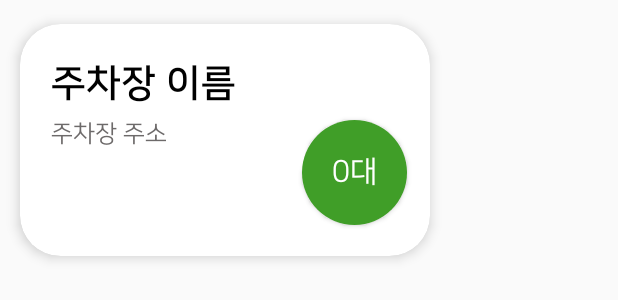
After one commit to Uh-hub/project_nanlina, an Android app: the layout pm_item.xml on its own in the app's theme, with its tools: preview values and no code run, on a phone screen of 412 x 824 dp. The commit adds this screen. Shown: the top 300 px of the screen. Run offline under Robolectric (Android 15) with nearby library versions, the phone set to English and light mode, and no system bars.

Commit message:
Add PM Info 1

```diff
--- /dev/null
+++ b/app/src/main/res/drawable/round9.xml
@@ -0,0 +1,7 @@
+<?xml version="1.0" encoding="utf-8"?>
+<shape xmlns:android="http://schemas.android.com/apk/res/android"
+    android:shape="oval">
+    <solid android:color="#409E28"/>
+    <size android:width="100dp"
+        android:height="100dp"/>
+</shape>
--- /dev/null
+++ b/app/src/main/res/layout/pm_item.xml
@@ -0,0 +1,67 @@
+<?xml version="1.0" encoding="utf-8"?>
+<LinearLayout xmlns:android="http://schemas.android.com/apk/res/android"
+    xmlns:app="http://schemas.android.com/apk/res-auto"
+    android:layout_width="match_parent"
+    android:layout_height="wrap_content"
+    android:orientation="horizontal">
+
+    <androidx.cardview.widget.CardView
+        android:layout_width="300dp"
+        android:layout_height="wrap_content"
+        app:cardBackgroundColor="#FFFFFFFF"
+        app:cardCornerRadius="27dp"
+        app:cardElevation="5dp"
+        app:cardUseCompatPadding="true" >
+
+        <LinearLayout
+            android:layout_width="match_parent"
+            android:layout_height="match_parent"
+            android:layout_margin="5dp"
+            android:orientation="vertical">
+
+            <TextView
+                android:id="@+id/textName"
+                android:layout_width="match_parent"
+                android:layout_height="wrap_content"
+                android:layout_marginTop="20dp"
+                android:layout_marginLeft="15dp"
+                android:fontFamily="@font/nanum_square_b"
+                android:textColor="@color/black"
+                android:text="주차장 이름"
+                android:textSize="25sp" />
+
+            <FrameLayout
+                android:layout_width="match_parent"
+                android:layout_height="match_parent">
+
+                <TextView
+                    android:id="@+id/textAddress"
+                    android:layout_width="match_parent"
+                    android:layout_height="wrap_content"
+                    android:layout_marginLeft="15dp"
+                    android:layout_marginTop="10dp"
+                    android:fontFamily="@font/nanum_square_r"
+                    android:text="주차장 주소"
+                    android:textColor="#6D6A6A"
+                    android:textSize="16sp" />
+
+                <Button
+                    android:id="@+id/buttonNumber"
+                    android:layout_width="70dp"
+                    android:layout_height="70dp"
+                    android:layout_gravity="right"
+                    android:layout_marginTop="10dp"
+                    android:layout_marginRight="10dp"
+                    android:layout_marginBottom="15dp"
+                    android:background="@drawable/round9"
+                    android:fontFamily="@font/nanum_square_r"
+                    android:text="0대"
+                    android:textColor="@color/white"
+                    android:textSize="20sp" />
+            </FrameLayout>
+
+        </LinearLayout>
+
+    </androidx.cardview.widget.CardView>
+
+</LinearLayout>
--- a/app/src/main/res/mipmap-anydpi-v26/ic_main.xml
+++ /dev/null
@@ -1,5 +0,0 @@
-<?xml version="1.0" encoding="utf-8"?>
-<adaptive-icon xmlns:android="http://schemas.android.com/apk/res/android">
-    <background android:drawable="@drawable/ic_main_background"/>
-    <foreground android:drawable="@mipmap/ic_main_foreground"/>
-</adaptive-icon>
```
Also changed, not shown: app/src/main/java/com/example/project_nanlina/OnPMItemClickListener.java (added, +7 -0 lines), app/src/main/java/com/example/project_nanlina/PM.java (added, +37 -0 lines), app/src/main/java/com/example/project_nanlina/PMAdapter.java (added, +99 -0 lines), app/src/main/res/drawable/setcheck_bt1.xml (added, +8 -0 lines), app/src/main/res/drawable/setcheck_bt2.xml (added, +8 -0 lines), app/src/main/res/drawable/setcheck_bt3.xml (added, +8 -0 lines), app/src/main/res/drawable/setcheck_bt_off.xml (added, +9 -0 lines), app/src/main/res/drawable/setcheck_bt_on1.xml (added, +9 -0 lines), app/src/main/res/drawable/setcheck_bt_on2.xml (added, +9 -0 lines), app/src/main/res/drawable/setcheck_bt_on3.xml (added, +9 -0 lines), app/src/main/res/layout/activity_main.xml (+59 -0 lines), app/src/main/res/mipmap-hdpi/ic_main.png (deleted), app/src/main/res/mipmap-mdpi/ic_main.png (deleted), app/src/main/res/mipmap-xhdpi/ic_main.png (deleted), 2 more files.
